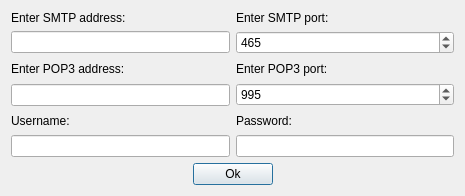
Above: kurs/Mailer/portdialog.ui from rodimov/NetworksLabs_SUT before the change. Below: the same form after it.
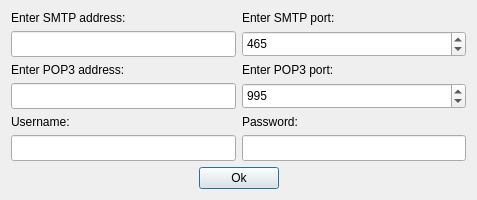
That is the form after the change.

Commit message: portdialog lineedit resize

Patch:
```diff
--- a/kurs/Mailer/portdialog.ui
+++ b/kurs/Mailer/portdialog.ui
@@ -6,10 +6,16 @@
    <rect>
     <x>0</x>
     <y>0</y>
-    <width>465</width>
-    <height>196</height>
+    <width>477</width>
+    <height>200</height>
    </rect>
   </property>
+  <property name="sizePolicy">
+   <sizepolicy hsizetype="Preferred" vsizetype="Preferred">
+    <horstretch>0</horstretch>
+    <verstretch>0</verstretch>
+   </sizepolicy>
+  </property>
   <property name="windowTitle">
    <string>Log in</string>
   </property>
@@ -25,6 +31,12 @@
      </item>
      <item>
       <widget class="QLineEdit" name="password">
+       <property name="sizePolicy">
+        <sizepolicy hsizetype="Expanding" vsizetype="Expanding">
+         <horstretch>0</horstretch>
+         <verstretch>0</verstretch>
+        </sizepolicy>
+       </property>
        <property name="echoMode">
         <enum>QLineEdit::Password</enum>
        </property>
@@ -48,7 +60,14 @@
       </widget>
      </item>
      <item>
-      <widget class="QLineEdit" name="smtpAddress"/>
+      <widget class="QLineEdit" name="smtpAddress">
+       <property name="sizePolicy">
+        <sizepolicy hsizetype="Expanding" vsizetype="Expanding">
+         <horstretch>0</horstretch>
+         <verstretch>0</verstretch>
+        </sizepolicy>
+       </property>
+      </widget>
      </item>
     </layout>
    </item>
@@ -62,7 +81,14 @@
       </widget>
      </item>
      <item>
-      <widget class="QLineEdit" name="username"/>
+      <widget class="QLineEdit" name="username">
+       <property name="sizePolicy">
+        <sizepolicy hsizetype="Expanding" vsizetype="Expanding">
+         <horstretch>0</horstretch>
+         <verstretch>0</verstretch>
+        </sizepolicy>
+       </property>
+      </widget>
      </item>
     </layout>
    </item>
@@ -83,6 +109,12 @@
      </item>
      <item>
       <widget class="QSpinBox" name="smtpPort">
+       <property name="sizePolicy">
+        <sizepolicy hsizetype="Minimum" vsizetype="Expanding">
+         <horstretch>0</horstretch>
+         <verstretch>0</verstretch>
+        </sizepolicy>
+       </property>
        <property name="minimum">
         <number>1</number>
        </property>
@@ -143,7 +175,14 @@
       </widget>
      </item>
      <item>
-      <widget class="QLineEdit" name="popAddress"/>
+      <widget class="QLineEdit" name="popAddress">
+       <property name="sizePolicy">
+        <sizepolicy hsizetype="Expanding" vsizetype="Expanding">
+         <horstretch>0</horstretch>
+         <verstretch>0</verstretch>
+        </sizepolicy>
+       </property>
+      </widget>
      </item>
     </layout>
    </item>
@@ -158,6 +197,12 @@
      </item>
      <item>
       <widget class="QSpinBox" name="popPort">
+       <property name="sizePolicy">
+        <sizepolicy hsizetype="Minimum" vsizetype="Expanding">
+         <horstretch>0</horstretch>
+         <verstretch>0</verstretch>
+        </sizepolicy>
+       </property>
        <property name="maximum">
         <number>65535</number>
        </property>
```
The commit also changes 6 other files.
